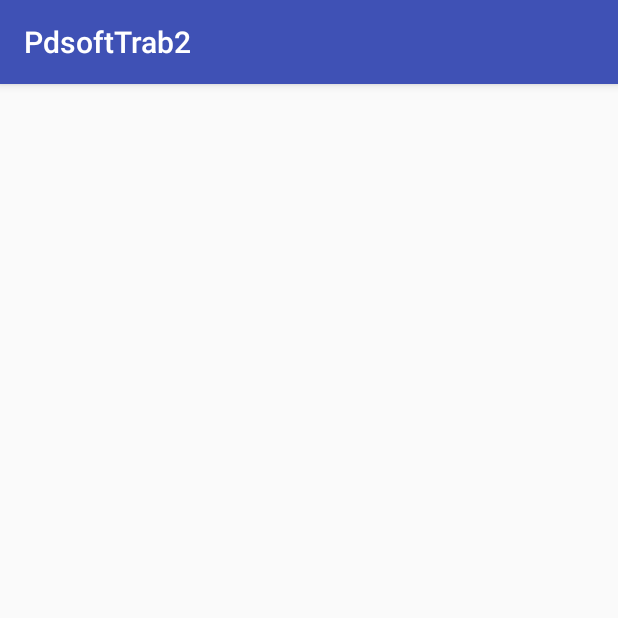
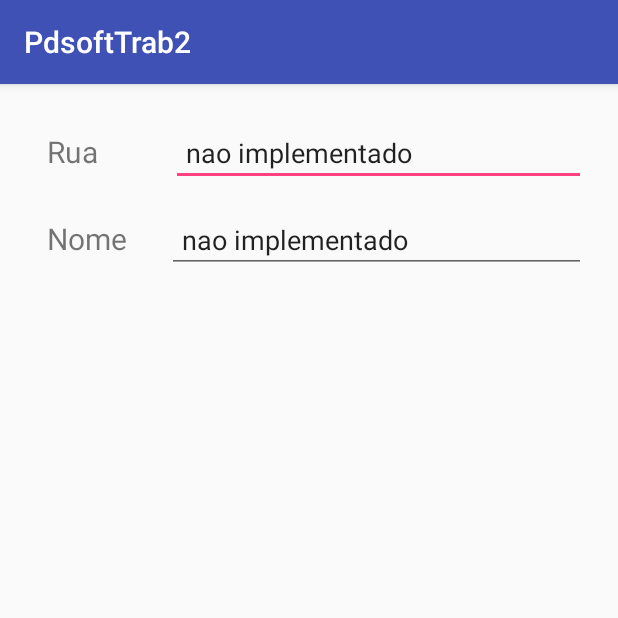
Before and after one commit to vicortez/PdsoftTrab2, an Android app: the UserScreen screen opened directly, with no data from a screen before it, on a phone screen of 412 x 824 dp, the top half of it. Run offline under Robolectric (Android 15) with nearby library versions, the phone set to English and light mode, and no system bars.

Commit message:
adicionado cadastro unico de usuario, modificaçoes no layout geral

```diff
--- a/app/src/main/res/layout/activity_user_screen.xml
+++ b/app/src/main/res/layout/activity_user_screen.xml
@@ -10,4 +10,71 @@
     android:paddingTop="@dimen/activity_vertical_margin"
     tools:context="cortez.pdsofttrab2.UserScreen">
 
+    <ScrollView
+        android:layout_width="match_parent"
+        android:layout_height="match_parent">
+
+        <LinearLayout
+            android:layout_width="match_parent"
+            android:layout_height="wrap_content"
+            android:orientation="vertical" >
+
+            <LinearLayout
+                android:orientation="horizontal"
+                android:layout_width="match_parent"
+                android:layout_height="match_parent"
+                android:padding="5sp"
+                android:id="@+id/streetField"
+                android:layout_below="@+id/nameField"
+                android:layout_alignParentStart="true">
+
+                <TextView
+                    android:text="Rua"
+                    android:layout_width="wrap_content"
+                    android:layout_height="wrap_content"
+                    android:id="@+id/ruaTextView"
+                    android:textSize="20sp"
+                    android:padding="10sp"
+                    android:layout_weight="1.04"/>
+
+                <EditText
+                    android:layout_width="wrap_content"
+                    android:layout_height="wrap_content"
+                    android:inputType="textPersonName"
+                    android:id="@+id/ruaEditText"
+                    android:padding="10sp"
+                    android:layout_weight="2.79"
+                    android:text="nao implementado" />
+            </LinearLayout>
+
+            <LinearLayout
+                android:orientation="horizontal"
+                android:layout_width="match_parent"
+                android:layout_height="match_parent"
+                android:layout_below="@+id/linearLayout"
+                android:layout_alignParentStart="true"
+                android:padding="5sp"
+                android:id="@+id/nameField">
+
+                <TextView
+                    android:text="Nome"
+                    android:layout_width="wrap_content"
+                    android:layout_height="wrap_content"
+                    android:id="@+id/nomeTextView"
+                    android:textSize="20sp"
+                    android:padding="10sp"
+                    android:layout_weight="0.61"/>
+
+                <EditText
+                    android:layout_width="wrap_content"
+                    android:layout_height="wrap_content"
+                    android:inputType="textPersonName"
+                    android:id="@+id/nomeEditText"
+                    android:padding="10sp"
+                    android:layout_weight="3.87"
+                    android:text="nao implementado" />
+            </LinearLayout>
+        </LinearLayout>
+    </ScrollView>
+
 </RelativeLayout>
```
Also changed, not shown: app/src/main/java/cortez/pdsofttrab2/DBAdapter.java (+32 -6 lines), app/src/main/java/cortez/pdsofttrab2/NewUser.java (+54 -3 lines), app/src/main/res/layout/activity_main.xml (+10 -0 lines), app/src/main/res/layout/activity_new_user.xml (+27 -1 lines).
